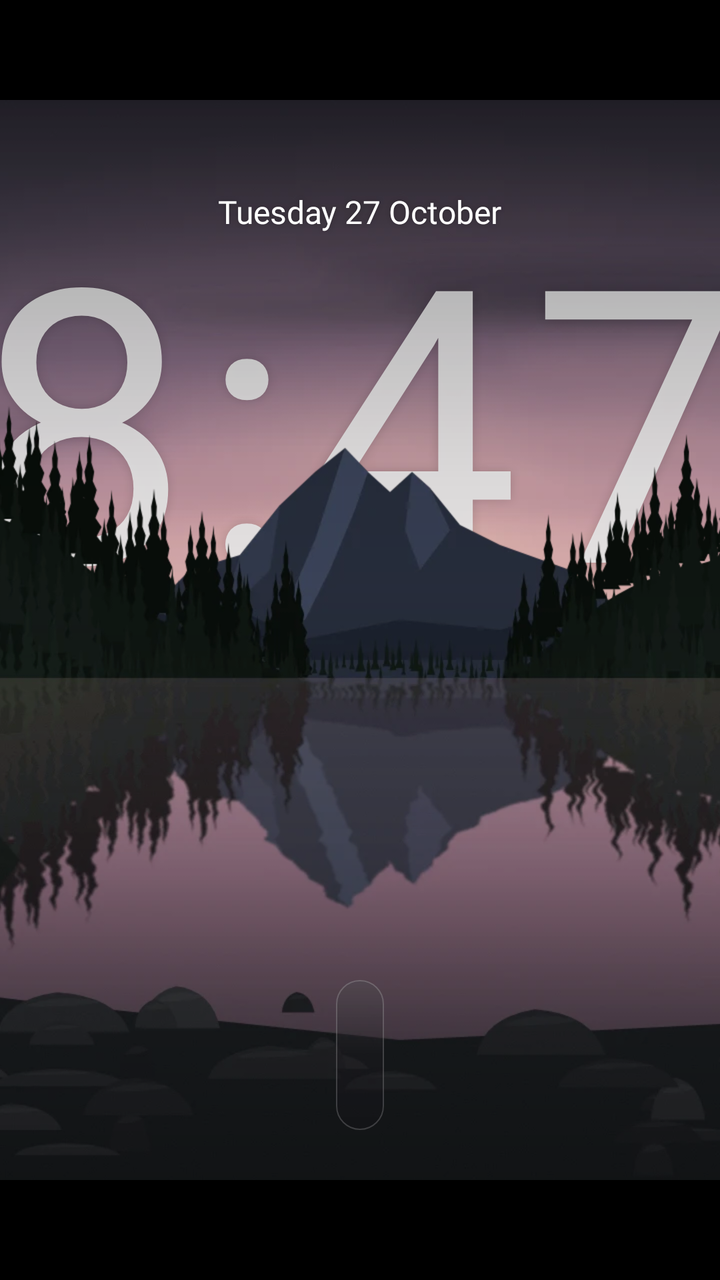
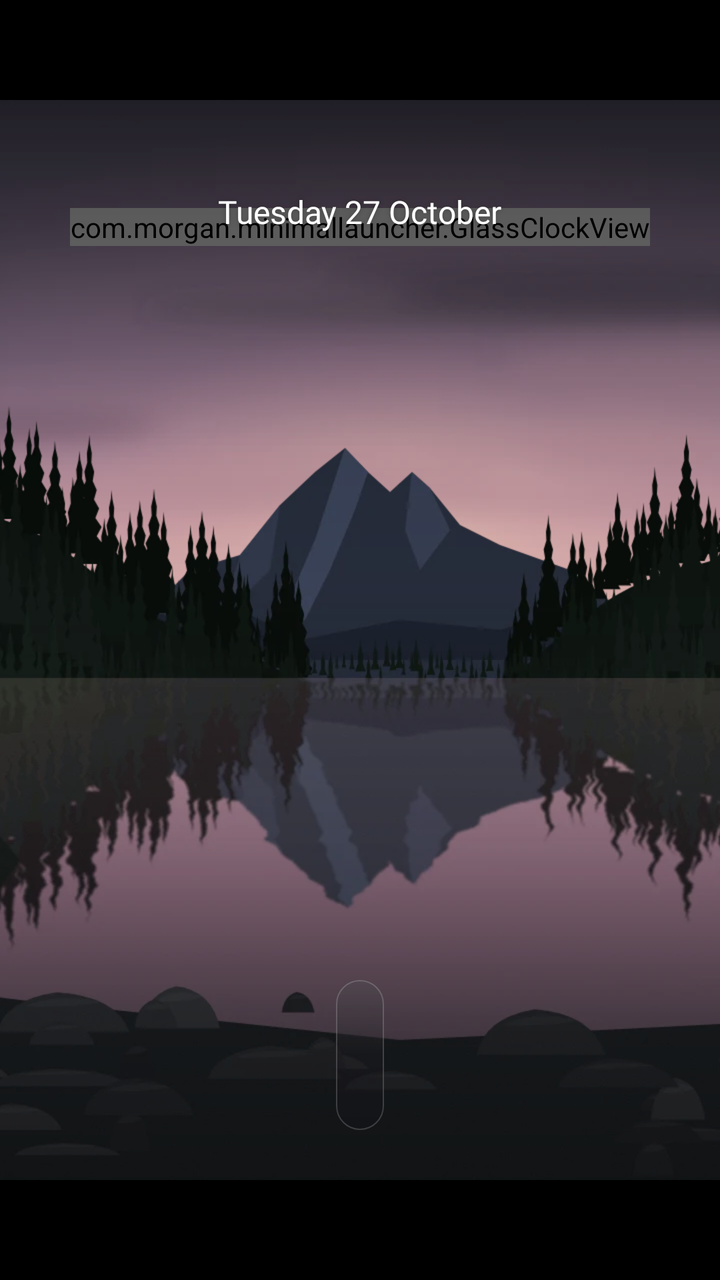

Compare the two renders of this Android layout. The source of the first and the diff that turns it into the second are given below.
<!-- AndroidManifest.xml: activity theme Theme.MinimalLauncher -->
<!-- res/layout/activity_main.xml -->
<?xml version="1.0" encoding="utf-8"?>
<FrameLayout xmlns:android="http://schemas.android.com/apk/res/android"
    android:id="@+id/root"
    android:layout_width="match_parent"
    android:layout_height="match_parent"
    android:background="#000000"
    android:clipChildren="false">

    <FrameLayout
        android:id="@+id/stage"
        android:layout_width="960dp"
        android:layout_height="540dp"
        android:layout_gravity="center"
        android:clipChildren="false"
        android:clipToPadding="false">

        <FrameLayout
            android:id="@+id/scenery"
            android:layout_width="match_parent"
            android:layout_height="match_parent">

            
            <ImageView
                android:id="@+id/wallpaperBack"
                android:layout_width="match_parent"
                android:layout_height="match_parent"
                android:scaleType="centerCrop"
                android:src="@drawable/wallpaper_back"
                android:contentDescription="@null" />

            
            <FrameLayout
                android:id="@+id/photoLayer"
                android:layout_width="match_parent"
                android:layout_height="match_parent">

                <ImageView
                    android:id="@+id/photoA"
                    android:layout_width="match_parent"
                    android:layout_height="match_parent"
                    android:alpha="0"
                    android:scaleType="centerCrop"
                    android:contentDescription="@null" />

                <ImageView
                    android:id="@+id/photoB"
                    android:layout_width="match_parent"
                    android:layout_height="match_parent"
                    android:alpha="0"
                    android:scaleType="centerCrop"
                    android:contentDescription="@null" />
            </FrameLayout>

            
            <TextView
                android:id="@+id/clockText"
                android:layout_width="wrap_content"
                android:layout_height="wrap_content"
                android:layout_gravity="top|center_horizontal"
                android:layout_marginTop="54dp"
                android:includeFontPadding="false"
                android:letterSpacing="0.03"
                android:textColor="#EDFFFFFF"
                android:textSize="191dp"
                android:shadowColor="#26000000"
                android:shadowRadius="12"
                android:text="8:47" />

            
            <FrameLayout
                android:id="@+id/frontLayer"
                android:layout_width="match_parent"
                android:layout_height="match_parent">

                <ImageView
                    android:id="@+id/frontA"
                    android:layout_width="match_parent"
                    android:layout_height="match_parent"
                    android:alpha="0"
                    android:scaleType="centerCrop"
                    android:contentDescription="@null" />

                <ImageView
                    android:id="@+id/frontB"
                    android:layout_width="match_parent"
                    android:layout_height="match_parent"
                    android:alpha="0"
                    android:scaleType="centerCrop"
                    android:contentDescription="@null" />
            </FrameLayout>

            <ImageView
                android:id="@+id/wallpaperFront"
                android:layout_width="match_parent"
                android:layout_height="match_parent"
                android:scaleType="centerCrop"
                android:src="@drawable/wallpaper_front"
                android:contentDescription="@null" />
        </FrameLayout>

        
        <View
            android:id="@+id/ambientShade"
            android:layout_width="match_parent"
            android:layout_height="match_parent"
            android:alpha="0"
            android:background="#000000" />

        <View
            android:layout_width="match_parent"
            android:layout_height="300dp"
            android:layout_gravity="bottom"
            android:background="@drawable/bottom_scrim" />

        
        <View
            android:id="@+id/topScrim"
            android:layout_width="match_parent"
            android:layout_height="380dp"
            android:layout_gravity="top"
            android:background="@drawable/top_scrim" />

        
        <View
            android:id="@+id/nightOverlay"
            android:layout_width="match_parent"
            android:layout_height="match_parent"
            android:alpha="0"
            android:background="#000000"
            android:visibility="gone" />

        
        <View
            android:id="@+id/railScrim"
            android:layout_width="match_parent"
            android:layout_height="match_parent"
            android:alpha="0"
            android:background="#99000000" />

        <FrameLayout
            android:id="@+id/ui"
            android:layout_width="match_parent"
            android:layout_height="2600dp"
            android:clipChildren="false"
            android:clipToPadding="false">

            
            <LinearLayout
                android:id="@+id/profileSwitch"
                android:layout_width="wrap_content"
                android:layout_height="25dp"
                android:layout_marginStart="39dp"
                android:layout_marginTop="30dp"
                android:background="@drawable/glass_capsule_bg"
                android:gravity="center_vertical"
                android:orientation="horizontal"
                android:padding="2dp" />

            
            <LinearLayout
                android:id="@+id/widgetLeft"
                android:layout_width="220dp"
                android:layout_height="wrap_content"
                android:layout_marginStart="42dp"
                android:layout_marginTop="78dp"
                android:clipChildren="false"
                android:orientation="vertical" />

            
            <TextView
                android:id="@+id/dateText"
                android:layout_width="wrap_content"
                android:layout_height="wrap_content"
                android:layout_gravity="top|center_horizontal"
                android:layout_marginTop="47dp"
                android:fontFamily="@font/inter_medium"
                android:includeFontPadding="false"
                android:shadowColor="#40000000"
                android:shadowRadius="6"
                android:textColor="#FFFFFFFF"
                android:textSize="16dp"
                android:text="Tuesday 27 October" />

            
            <LinearLayout
                android:id="@+id/topRight"
                android:layout_width="wrap_content"
                android:layout_height="43dp"
                android:layout_gravity="top|end"
                android:layout_marginTop="30dp"
                android:layout_marginEnd="42dp"
                android:clipChildren="false"
                android:gravity="center_vertical"
                android:orientation="horizontal">

                <LinearLayout
                    android:id="@+id/deviceRow"
                    android:layout_width="wrap_content"
                    android:layout_height="wrap_content"
                    android:clipChildren="false"
                    android:gravity="center_vertical"
                    android:orientation="horizontal" />

                <FrameLayout
                    android:id="@+id/quickSettingsButton"
                    android:layout_width="43dp"
                    android:layout_height="43dp"
                    android:layout_marginEnd="10dp"
                    android:background="@drawable/glass_circle_bg"
                    android:contentDescription="Control Centre"
                    android:focusable="true"
                    android:focusableInTouchMode="false">

                    <ImageView
                        android:layout_width="19dp"
                        android:layout_height="19dp"
                        android:layout_gravity="center"
                        android:duplicateParentState="true"
                        android:src="@drawable/ic_lucide_toggle"
                        android:tint="@color/icon_on_glass"
                        android:contentDescription="@null" />
                </FrameLayout>

                <FrameLayout
                    android:id="@+id/cinemaButton"
                    android:layout_width="43dp"
                    android:layout_height="43dp"
                    android:layout_marginEnd="10dp"
                    android:background="@drawable/glass_circle_bg"
                    android:contentDescription="Cinema mode"
                    android:focusable="true"
                    android:focusableInTouchMode="false">

                    <ImageView
                        android:layout_width="18dp"
                        android:layout_height="18dp"
                        android:layout_gravity="center"
                        android:duplicateParentState="true"
                        android:src="@drawable/ic_lucide_film"
                        android:tint="@color/icon_on_glass"
                        android:contentDescription="@null" />
                </FrameLayout>

                <FrameLayout
                    android:id="@+id/nightModeButton"
                    android:layout_width="43dp"
                    android:layout_height="43dp"
                    android:background="@drawable/glass_circle_bg"
                    android:contentDescription="@string/night_mode"
                    android:focusable="true"
                    android:focusableInTouchMode="false">

                    <ImageView
                        android:layout_width="18dp"
                        android:layout_height="18dp"
                        android:layout_gravity="center"
                        android:duplicateParentState="true"
                        android:src="@drawable/ic_lucide_moon"
                        android:tint="@color/icon_on_glass"
                        android:contentDescription="@null" />
                </FrameLayout>
            </LinearLayout>

            
            <LinearLayout
                android:id="@+id/widgetRight"
                android:layout_width="240dp"
                android:layout_height="wrap_content"
                android:layout_gravity="top|end"
                android:layout_marginTop="92dp"
                android:layout_marginEnd="42dp"
                android:clipChildren="false"
                android:gravity="end"
                android:orientation="vertical" />

            
            <TextView
                android:id="@+id/keepWatchingLabel"
                android:layout_width="wrap_content"
                android:layout_height="wrap_content"
                android:layout_marginStart="42dp"
                android:layout_marginTop="322dp"
                android:fontFamily="@font/inter_semibold"
                android:includeFontPadding="false"
                android:shadowColor="#40000000"
                android:shadowRadius="6"
                android:textColor="#FFFFFFFF"
                android:textSize="12dp"
                android:text="@string/keep_watching" />

            <LinearLayout
                android:id="@+id/keepWatchingRow"
                android:layout_width="wrap_content"
                android:layout_height="70dp"
                android:layout_marginStart="42dp"
                android:layout_marginTop="345dp"
                android:clipChildren="false"
                android:gravity="center_vertical"
                android:orientation="horizontal" />

            
            <LinearLayout
                android:id="@+id/dock"
                android:layout_width="wrap_content"
                android:layout_height="wrap_content"
                android:paddingStart="12dp"
                android:paddingEnd="12dp"
                android:paddingTop="10dp"
                android:paddingBottom="10dp"
                android:minHeight="75dp"
                android:layout_gravity="top|center_horizontal"
                android:layout_marginTop="440dp"
                android:background="@drawable/glass_dock_bg"
                android:clipChildren="false"
                android:clipToPadding="false"
                android:gravity="center"
                android:orientation="horizontal" />

            
            <TextView
                android:id="@+id/dockLabel"
                android:layout_width="wrap_content"
                android:layout_height="wrap_content"
                android:layout_marginTop="520dp"
                android:alpha="0"
                android:fontFamily="@font/inter_medium"
                android:includeFontPadding="false"
                android:maxLines="1"
                android:shadowColor="#80000000"
                android:shadowRadius="6"
                android:textColor="#F2FFFFFF"
                android:textSize="11dp" />

            
            <LinearLayout
                android:id="@+id/rails"
                android:layout_width="match_parent"
                android:layout_height="wrap_content"
                android:layout_marginTop="560dp"
                android:clipChildren="false"
                android:clipToPadding="false"
                android:orientation="vertical" />
        </FrameLayout>

        
        <View
            android:id="@+id/idleDim"
            android:layout_width="match_parent"
            android:layout_height="match_parent"
            android:alpha="0"
            android:background="#000000"
            android:visibility="gone" />
    </FrameLayout>
</FrameLayout>
<!-- resources referenced by this layout -->
<resources>
  <!-- drawable bottom_scrim (drawable) -->
  <?xml version="1.0" encoding="utf-8"?>
  <shape xmlns:android="http://schemas.android.com/apk/res/android" android:shape="rectangle">
      <gradient android:angle="270" android:startColor="#00000000" android:endColor="#73000000" />
  </shape>
  <!-- drawable glass_capsule_bg (drawable) -->
  <?xml version="1.0" encoding="utf-8"?>
  <shape xmlns:android="http://schemas.android.com/apk/res/android" android:shape="rectangle">
      <corners android:radius="999dp" />
      <solid android:color="#8C1C1A20" />
      <stroke android:width="0.5dp" android:color="#24FFFFFF" />
  </shape>
  <!-- drawable glass_circle_bg (drawable) -->
  <?xml version="1.0" encoding="utf-8"?>
  <selector xmlns:android="http://schemas.android.com/apk/res/android">
      <item android:state_focused="true">
          <shape android:shape="oval"><solid android:color="#F5FFFFFF" /></shape>
      </item>
      <item android:state_activated="true">
          <shape android:shape="oval"><solid android:color="#5CFFFFFF" /><stroke android:width="0.5dp" android:color="#40FFFFFF" /></shape>
      </item>
      <item>
          <shape android:shape="oval"><solid android:color="#801C1A20" /><stroke android:width="0.5dp" android:color="#24FFFFFF" /></shape>
      </item>
  </selector>
  <!-- drawable ic_lucide_moon (drawable) -->
  <?xml version="1.0" encoding="utf-8"?>
  <vector xmlns:android="http://schemas.android.com/apk/res/android"
      android:width="24dp"
      android:height="24dp"
      android:viewportWidth="512.0"
      android:viewportHeight="512.0">
      <path android:pathData="M264 480A232 232 0 0 1 32 248c0-94 54-178.28 137.61-214.67a16 16 0 0 1 21.06 21.06C181.07 76.43 176 104.66 176 136c0 110.28 89.72 200 200 200 31.34 0 59.57-5.07 81.61-14.67a16 16 0 0 1 21.06 21.06C442.28 426 358 480 264 480" android:fillColor="#FFFFFFFF" />
  </vector>
  <!-- drawable ic_lucide_toggle (drawable) -->
  <?xml version="1.0" encoding="utf-8"?>
  <vector xmlns:android="http://schemas.android.com/apk/res/android"
      android:width="24dp"
      android:height="24dp"
      android:viewportWidth="512.0"
      android:viewportHeight="512.0">
      <path android:pathData="M64 144h226.75a48 48 0 0 0 90.5 0H448a16 16 0 0 0 0-32h-66.75a48 48 0 0 0-90.5 0H64a16 16 0 0 0 0 32M448 368h-66.75a48 48 0 0 0-90.5 0H64a16 16 0 0 0 0 32h226.75a48 48 0 0 0 90.5 0H448a16 16 0 0 0 0-32M448 240H221.25a48 48 0 0 0-90.5 0H64a16 16 0 0 0 0 32h66.75a48 48 0 0 0 90.5 0H448a16 16 0 0 0 0-32" android:fillColor="#FFFFFFFF" />
  </vector>
  <!-- drawable top_scrim (drawable) -->
  <?xml version="1.0" encoding="utf-8"?>
  <shape xmlns:android="http://schemas.android.com/apk/res/android" android:shape="rectangle">
      <gradient android:angle="270" android:startColor="#5C000000" android:centerColor="#1F000000" android:endColor="#00000000" />
  </shape>
  <string name="keep_watching">Continue Watching</string>
  <string name="night_mode">Night mode</string>
  <style name="Theme.MinimalLauncher" parent="Theme.AppCompat.NoActionBar">
          <item name="android:windowBackground">@color/background_black</item>
          <item name="android:colorBackground">@color/background_black</item>
          <item name="android:navigationBarColor">@color/background_black</item>
          <item name="android:statusBarColor">@color/background_black</item>
          <item name="android:windowAnimationStyle">@style/ScreenAnimations</item>
      </style>
  <color name="background_black">#000000</color>
  <style name="ScreenAnimations" parent="@android:style/Animation.Activity">
          <item name="android:activityOpenEnterAnimation">@anim/screen_in</item>
          <item name="android:activityOpenExitAnimation">@anim/screen_dim</item>
          <item name="android:activityCloseEnterAnimation">@anim/screen_back_in</item>
          <item name="android:activityCloseExitAnimation">@anim/screen_out</item>
      </style>
  <!-- unchanged entries left out for length: 4 -->
</resources>

<!-- the commit's change to res/layout/activity_main.xml (unified diff, before → after) -->
@@ -52,16 +52,16 @@
             </FrameLayout>
 
             
-            <TextView
+            <com.morgan.minimallauncher.GlassClockView
                 android:id="@+id/clockText"
                 android:layout_width="wrap_content"
                 android:layout_height="wrap_content"
                 android:layout_gravity="top|center_horizontal"
                 android:layout_marginTop="54dp"
                 android:includeFontPadding="false"
-                android:letterSpacing="0.03"
+                android:letterSpacing="-0.01"
                 android:textColor="#EDFFFFFF"
-                android:textSize="191dp"
+                android:textSize="184dp"
                 android:shadowColor="#26000000"
                 android:shadowRadius="12"
                 android:text="8:47" />
